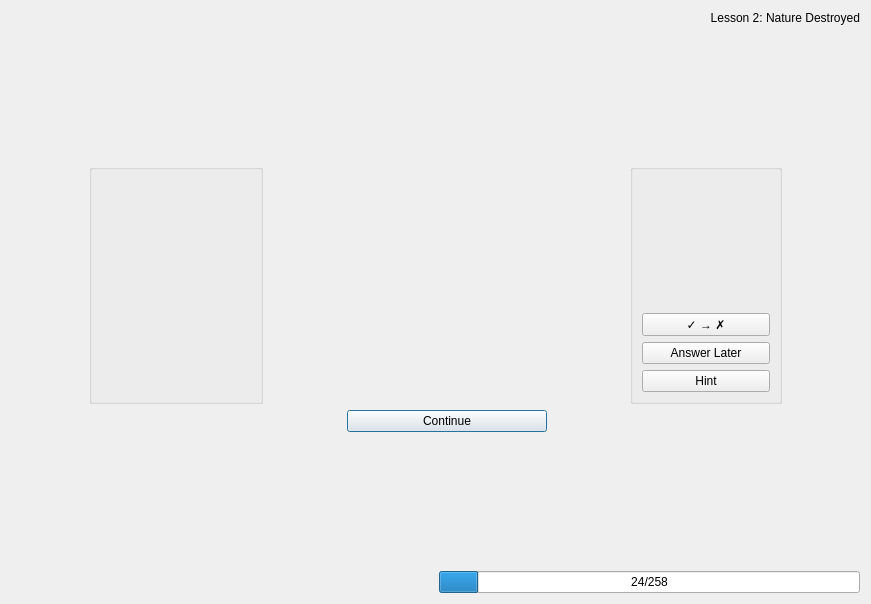
Above: src/practice/practice_mainwindow.ui from KDE/parley before the change. Below: the same form after it.
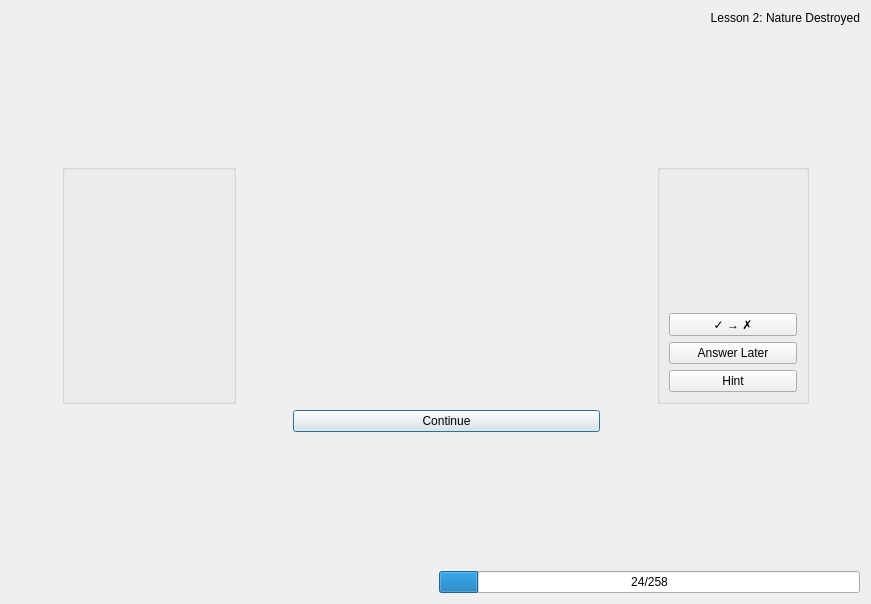
That is the form after the change. Icons and pictures are not drawn. Custom widgets are drawn as their Qt base class.

Commit message: experiment a bit with the spacing in the layout

Diff of the .ui file:
```diff
--- a/src/practice/practice_mainwindow.ui
+++ b/src/practice/practice_mainwindow.ui
@@ -13,7 +13,7 @@
   <property name="windowTitle">
    <string>Form</string>
   </property>
-  <layout class="QVBoxLayout" name="verticalLayout">
+  <layout class="QVBoxLayout" name="verticalLayout" stretch="0,0,2,0,0">
    <item>
     <widget class="QLabel" name="lessonLabel">
      <property name="text">
@@ -38,7 +38,7 @@
     </spacer>
    </item>
    <item>
-    <layout class="QGridLayout" name="gridLayout" columnstretch="1,2,1,2,1,1,1">
+    <layout class="QGridLayout" name="gridLayout" columnstretch="1,2,1,6,1,1,1">
      <item row="0" column="0">
       <spacer name="horizontalSpacer_12">
        <property name="orientation">
@@ -201,6 +201,12 @@
      </item>
      <item row="0" column="3">
       <widget class="QWidget" name="centralPracticeWidget" native="true">
+       <property name="sizePolicy">
+        <sizepolicy hsizetype="MinimumExpanding" vsizetype="MinimumExpanding">
+         <horstretch>0</horstretch>
+         <verstretch>0</verstretch>
+        </sizepolicy>
+       </property>
        <property name="minimumSize">
         <size>
          <width>200</width>
```
Left out of the diff: 1 changed line with no effect on the pictures.
